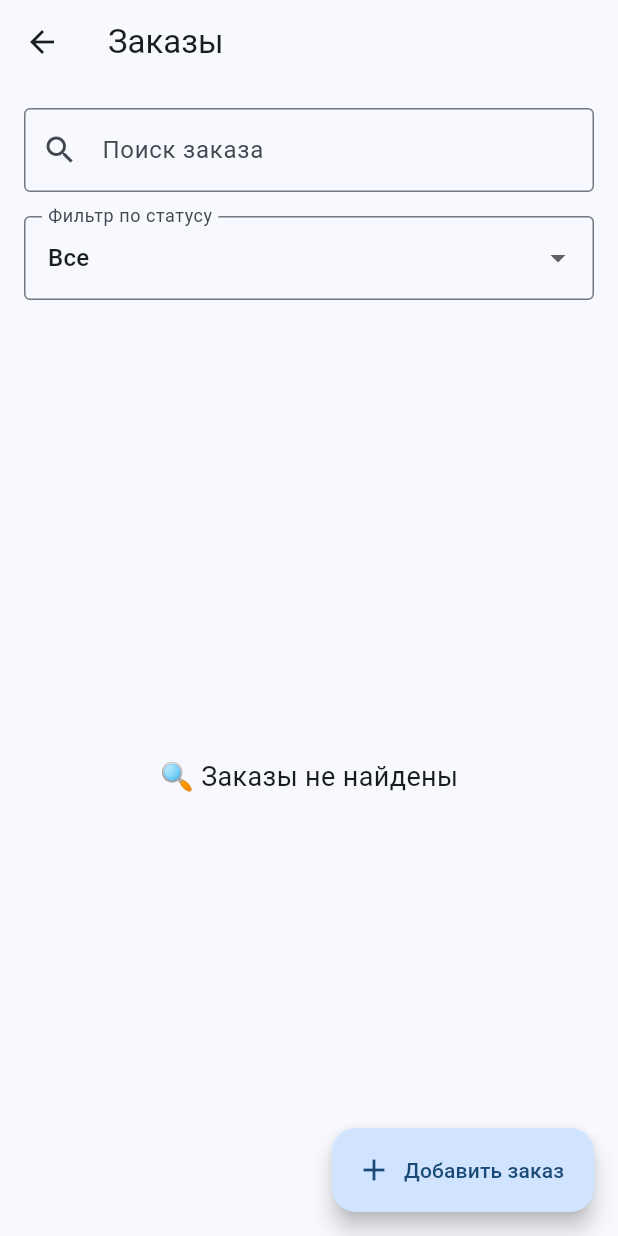
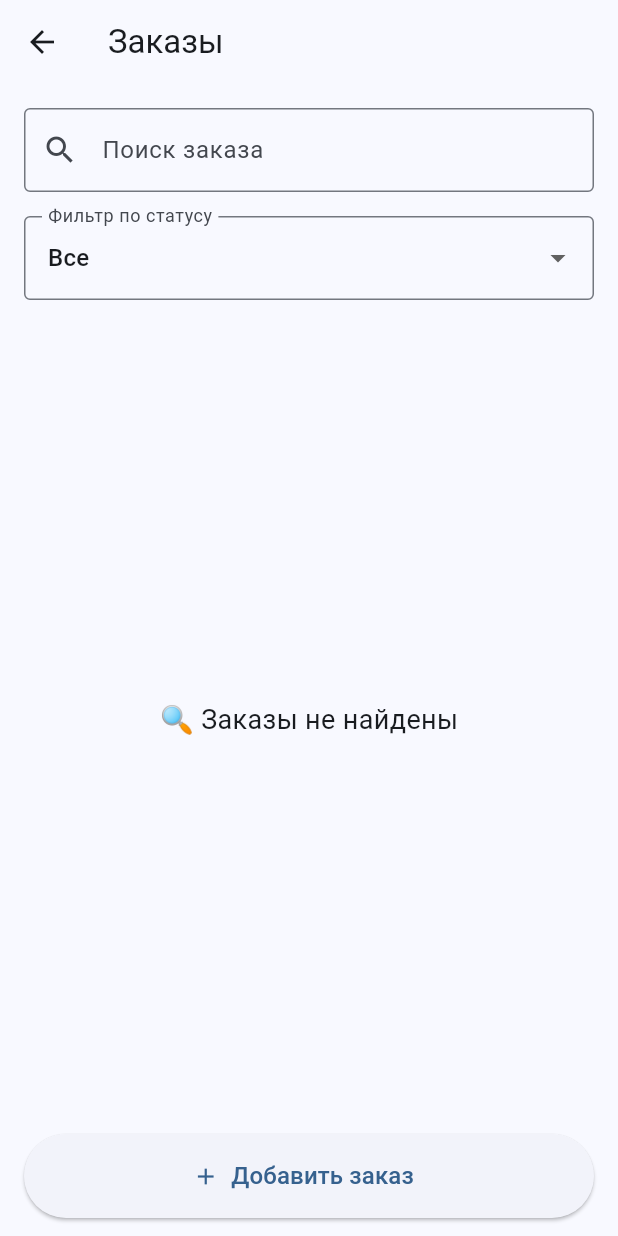
Before and after one commit to Camarederic/AI_Courier, a Flutter app: the OrdersPage screen opened directly, on a phone screen of 412 x 824 dp. Run offline on Flutter 3.47's test engine with Material 3 defaults, Android fonts, the phone set to English and light mode, and no system bars; our stand-ins replace shared_preferences; accounts and stored records are empty.

Commit message:
Improve orders page layout

```diff
--- a/lib/orders_page.dart
+++ b/lib/orders_page.dart
@@ -215,10 +215,22 @@ class _OrdersPageState extends State<OrdersPage> {
           ),
         ],
       ),
-      floatingActionButton: FloatingActionButton.extended(
-        onPressed: addOrder,
-        icon: const Icon(Icons.add),
-        label: const Text('Добавить заказ'),
+      bottomNavigationBar: SafeArea(
+        child: Padding(
+          padding: const EdgeInsets.fromLTRB(16, 8, 16, 12),
+          child: SizedBox(
+            width: double.infinity,
+            height: 56,
+            child: ElevatedButton.icon(
+              onPressed: addOrder,
+              icon: const Icon(Icons.add),
+              label: const Text(
+                'Добавить заказ',
+                style: TextStyle(fontSize: 16),
+              ),
+            ),
+          ),
+        ),
       ),
     );
   }
```
